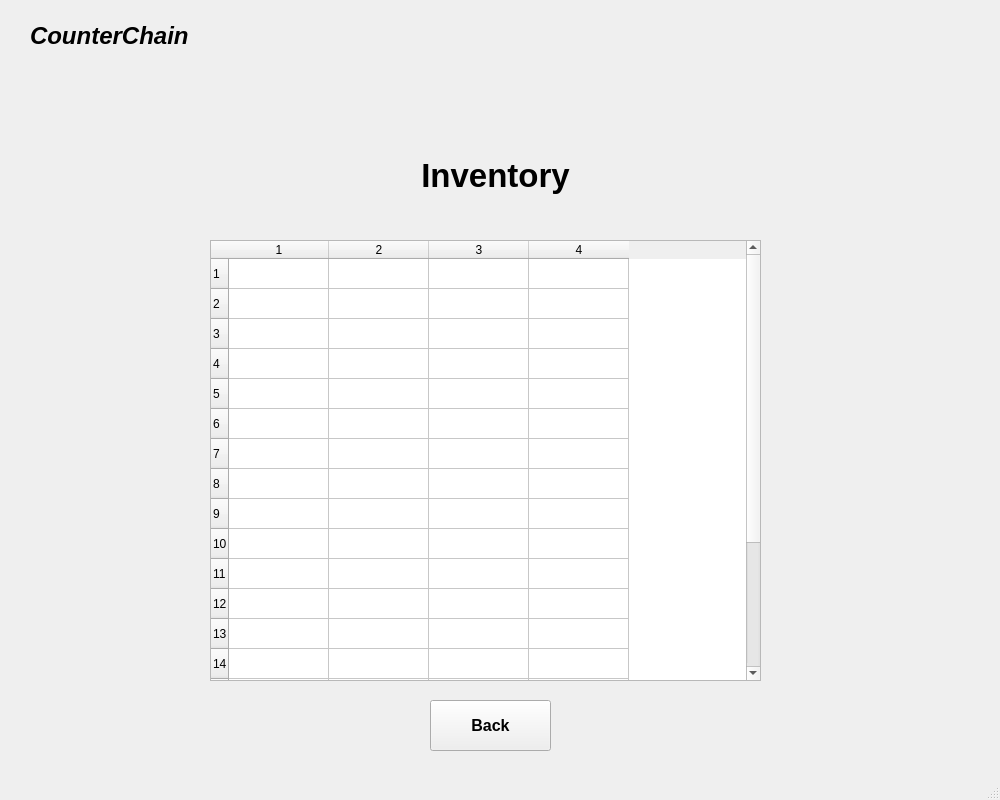
Before: the Qt Designer form invent.ui in shubham0298/CounterChain, drawn with Qt 5.
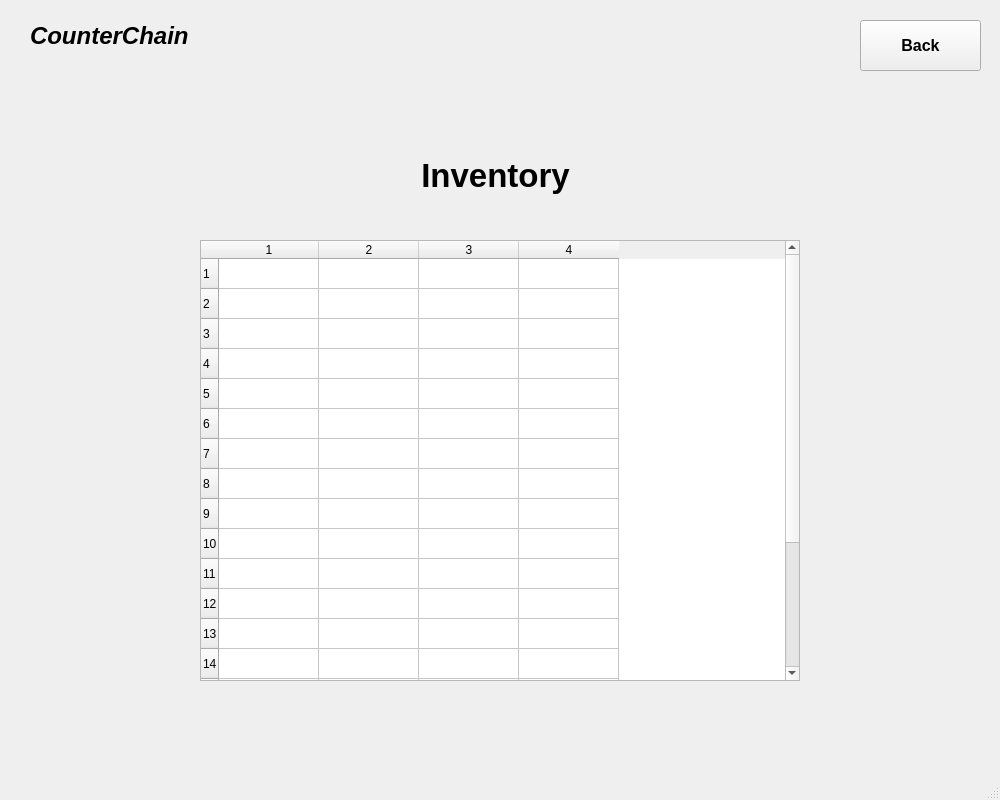
After: the same form once the commit is applied.

Patch:
```diff
--- a/invent.ui
+++ b/invent.ui
@@ -55,9 +55,9 @@
    <widget class="QTableWidget" name="tableWidget">
     <property name="geometry">
      <rect>
-      <x>210</x>
+      <x>200</x>
       <y>240</y>
-      <width>551</width>
+      <width>600</width>
       <height>441</height>
      </rect>
     </property>
@@ -104,8 +104,8 @@
    <widget class="QPushButton" name="pushButton">
     <property name="geometry">
      <rect>
-      <x>430</x>
-      <y>700</y>
+      <x>860</x>
+      <y>20</y>
       <width>121</width>
       <height>51</height>
      </rect>
```
Left out of the diff: 2 changed lines with no effect on the pictures.
